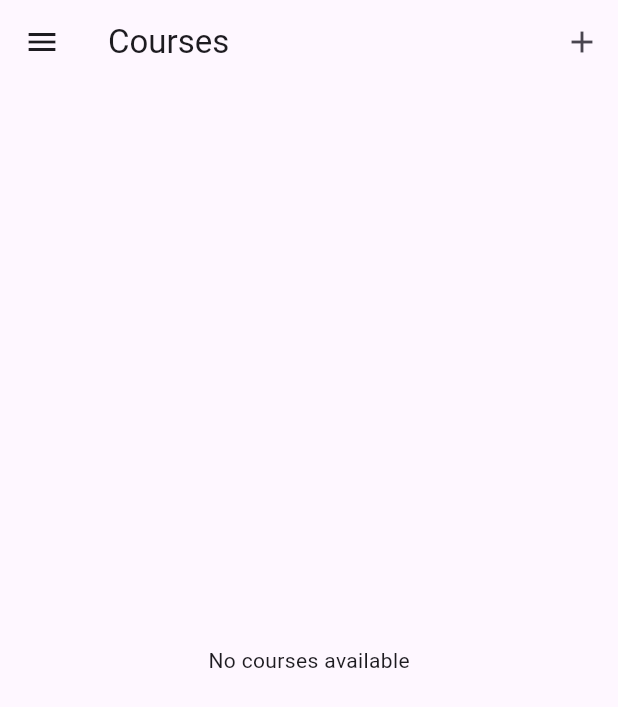
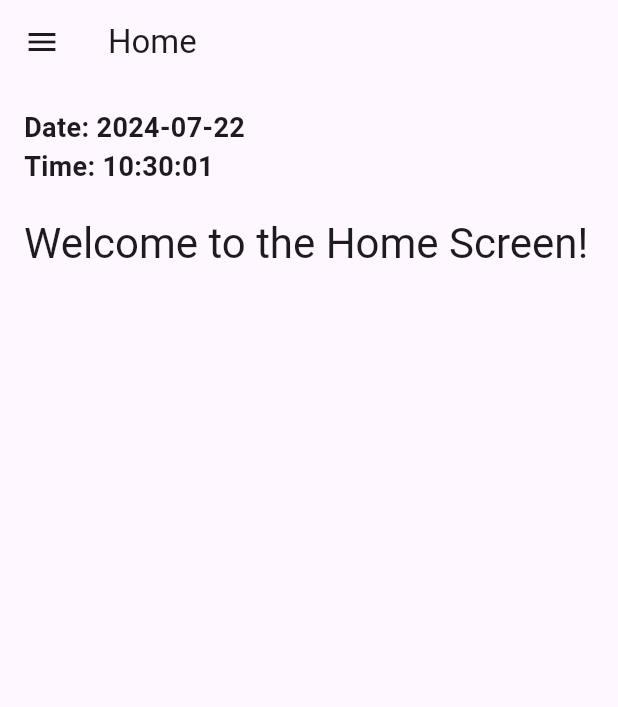
Before and after one commit to sundaybamidele/StudyGuideApp, a Flutter app: the HomeScreen screen opened by its route, on a phone screen of 412 x 824 dp. Shown: the top 707 px of the screen. Run offline on Flutter 3.47's test engine with Material 3 defaults, Android fonts, the phone set to English and light mode, and no system bars; our stand-ins replace cloud_firestore, cloud_functions, file_picker, firebase_auth, firebase_core, firebase_storage and 2 more; accounts and stored records are empty.

Commit message:
Update in progress

```diff
--- a/lib/screens/home_screen.dart
+++ b/lib/screens/home_screen.dart
@@ -1,36 +1,58 @@
 import 'package:flutter/material.dart';
-import 'package:provider/provider.dart';
-import '../models/course.dart';
-import '../services/firestore_service.dart';
-import 'create_course_screen.dart';
+import 'package:intl/intl.dart';
+import 'dart:async'; // For Timer
+
 import 'course_screen.dart';
-import 'study_materials_screen.dart';
 import 'assessment_screen.dart';
 import 'reminder_screen.dart';
+import 'feedback_screen.dart';
+import 'study_materials_screen.dart';
 import 'login_screen.dart';
-import 'feedback_screen.dart'; // Import FeedbackScreen
 
-class HomeScreen extends StatelessWidget {
+class HomeScreen extends StatefulWidget {
   const HomeScreen({super.key});
 
   @override
+  // ignore: library_private_types_in_public_api
+  _HomeScreenState createState() => _HomeScreenState();
+}
+
+class _HomeScreenState extends State<HomeScreen> {
+  Timer? _timer;
+  String _time = '';
+  String _date = '';
+
+  final _dateFormat = DateFormat('yyyy-MM-dd');
+  final _timeFormat = DateFormat('HH:mm:ss');
+
+  @override
+  void initState() {
+    super.initState();
+    _updateDateTime();
+    _timer = Timer.periodic(const Duration(seconds: 1), (timer) {
+      _updateDateTime();
+    });
+  }
+
+  void _updateDateTime() {
+    final now = DateTime.now();
+    setState(() {
+      _date = _dateFormat.format(now);
+      _time = _timeFormat.format(now);
+    });
+  }
+
+  @override
+  void dispose() {
+    _timer?.cancel();
+    super.dispose();
+  }
+
+  @override
   Widget build(BuildContext context) {
-    final firestoreService = Provider.of<FirestoreService>(context);
-
     return Scaffold(
       appBar: AppBar(
-        title: const Text('Courses'),
-        actions: [
-          IconButton(
-            icon: const Icon(Icons.add),
-            onPressed: () {
-              Navigator.push(
-                context,
-                MaterialPageRoute(builder: (context) => const CreateCourseScreen()),
-              );
-            },
-          ),
-        ],
+        title: const Text('Home'),
       ),
       drawer: Drawer(
         child: ListView(
@@ -48,9 +70,54 @@ class HomeScreen extends StatelessWidget {
                 ),
               ),
             ),
-            ListTile(
-              leading: const Icon(Icons.library_books),
-              title: const Text('Study Materials'),
+            _buildDrawerItem(
+              context,
+              title: 'Manage Courses',
+              icon: Icons.school,
+              onTap: () {
+                Navigator.push(
+                  context,
+                  MaterialPageRoute(builder: (context) => const CourseScreen()),
+                );
+              },
+            ),
+            _buildDrawerItem(
+              context,
+              title: 'Assessment',
+              icon: Icons.assignment,
+              onTap: () {
+                Navigator.push(
+                  context,
+                  MaterialPageRoute(builder: (context) => const AssessmentScreen()),
+                );
+              },
+            ),
+            _buildDrawerItem(
+              context,
+              title: 'Reminder',
+              icon: Icons.notifications,
+              onTap: () {
+                Navigator.push(
+                  context,
+                  MaterialPageRoute(builder: (context) => const ReminderScreen()),
+                );
+              },
+            ),
+            _buildDrawerItem(
+              context,
+              title: 'Feedback',
+              icon: Icons.feedback,
+              onTap: () {
+                Navigator.push(
+                  context,
+                  MaterialPageRoute(builder: (context) => const FeedbackScreen()),
+                );
+              },
+            ),
+            _buildDrawerItem(
+              context,
+              title: 'Study Materials',
+              icon: Icons.library_books,
               onTap: () {
                 Navigator.push(
                   context,
@@ -58,40 +125,11 @@ class HomeScreen extends StatelessWidget {
                 );
               },
             ),
-            ListTile(
-              leading: const Icon(Icons.assignment),
-              title: const Text('Assessment'),
-              onTap: () {
-                Navigator.push(
-                  context,
-                  MaterialPageRoute(builder: (context) => const AssessmentScreen()),
-                );
-              },
-            ),
-            ListTile(
-              leading: const Icon(Icons.notifications),
-              title: const Text('Reminder'),
-              onTap: () {
-                Navigator.push(
-                  context,
-                  MaterialPageRoute(builder: (context) => const ReminderScreen()),
-                );
-              },
-            ),
-            ListTile(
-              leading: const Icon(Icons.feedback),
-              title: const Text('Feedback'), // Add Feedback menu item
-              onTap: () {
-                Navigator.push(
-                  context,
-                  MaterialPageRoute(builder: (context) => const FeedbackScreen()),
-                );
-              },
-            ),
             const Divider(),
-            ListTile(
-              leading: const Icon(Icons.logout),
-              title: const Text('Logout'),
+            _buildDrawerItem(
+              context,
+              title: 'Logout',
+              icon: Icons.logout,
               onTap: () {
                 Navigator.pushAndRemoveUntil(
                   context,
@@ -103,57 +141,48 @@ class HomeScreen extends StatelessWidget {
           ],
         ),
       ),
-      body: StreamBuilder<List<Course>>(
-        stream: firestoreService.getCourses(),
-        builder: (context, snapshot) {
-          if (snapshot.connectionState == ConnectionState.waiting) {
-            return const Center(child: CircularProgressIndicator());
-          }
-          if (!snapshot.hasData || snapshot.data!.isEmpty) {
-            return const Center(child: Text('No courses available'));
-          }
-          return ListView.builder(
-            itemCount: snapshot.data!.length,
-            itemBuilder: (context, index) {
-              Course course = snapshot.data![index];
-              return ListTile(
-                title: Text(course.title),
-                subtitle: Text(course.description),
-                onTap: () {
-                  Navigator.push(
-                    context,
-                    MaterialPageRoute(
-                      builder: (context) => CourseScreen(courseId: course.id),
-                    ),
-                  );
-                },
-                trailing: Row(
-                  mainAxisSize: MainAxisSize.min,
-                  children: [
-                    IconButton(
-                      icon: const Icon(Icons.edit),
-                      onPressed: () {
-                        Navigator.push(
-                          context,
-                          MaterialPageRoute(
-                            builder: (context) => CreateCourseScreen(course: course),
-                          ),
-                        );
-                      },
-                    ),
-                    IconButton(
-                      icon: const Icon(Icons.delete),
-                      onPressed: () async {
-                        await firestoreService.deleteCourse(course.id);
-                      },
-                    ),
-                  ],
-                ),
-              );
-            },
-          );
-        },
+      body: Padding(
+        padding: const EdgeInsets.all(16.0),
+        child: Column(
+          crossAxisAlignment: CrossAxisAlignment.start,
+          children: [
+            _buildDateTimeWidget(),
+            const SizedBox(height: 20),
+            Text(
+              'Welcome to the Home Screen!',
+              style: Theme.of(context).textTheme.headlineMedium,
+            ),
+            // Add more widgets or content as needed
+          ],
+        ),
       ),
     );
   }
+
+  Widget _buildDrawerItem(BuildContext context,
+      {required String title,
+      required IconData icon,
+      required VoidCallback onTap}) {
+    return ListTile(
+      leading: Icon(icon, color: Colors.white),
+      title: Text(title, style: const TextStyle(color: Colors.white)),
+      onTap: onTap,
+    );
+  }
+
+  Widget _buildDateTimeWidget() {
+    return Column(
+      crossAxisAlignment: CrossAxisAlignment.start,
+      children: [
+        Text(
+          'Date: $_date',
+          style: const TextStyle(fontSize: 18, fontWeight: FontWeight.bold),
+        ),
+        Text(
+          'Time: $_time',
+          style: const TextStyle(fontSize: 18, fontWeight: FontWeight.bold),
+        ),
+      ],
+    );
+  }
 }
--- a/lib/screens/topic_screen.dart
+++ b/lib/screens/topic_screen.dart
@@ -6,7 +6,7 @@ import '../models/topic.dart';
 class TopicScreen extends StatelessWidget {
   final String topicId; // The ID of the topic to be edited or viewed
 
-  const TopicScreen({super.key, required this.topicId});
+  const TopicScreen({super.key, required this.topicId, required String courseId});
 
   @override
   Widget build(BuildContext context) {
```
Also changed, not shown: lib/screens/course_screen.dart (+52 -86 lines), lib/services/firestore_service.dart (+17 -0 lines).
